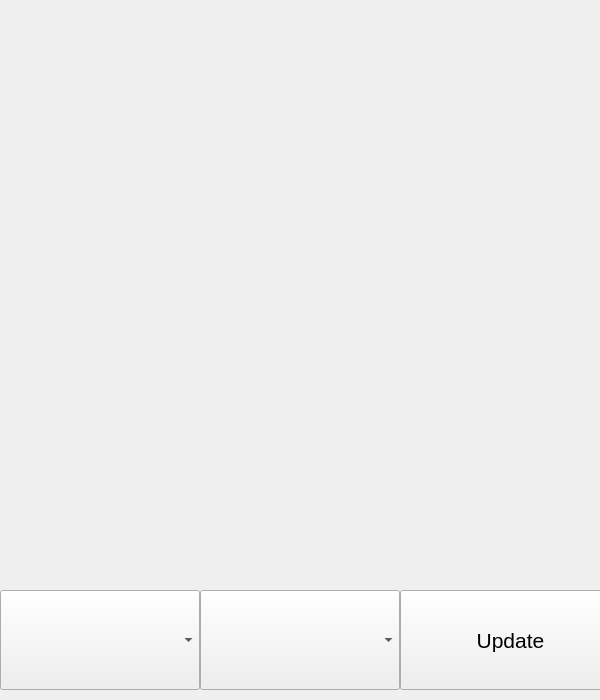
Above: graph.ui from AndrewAbramow/Q5-temperature-controller before the change. Below: the same form after it.
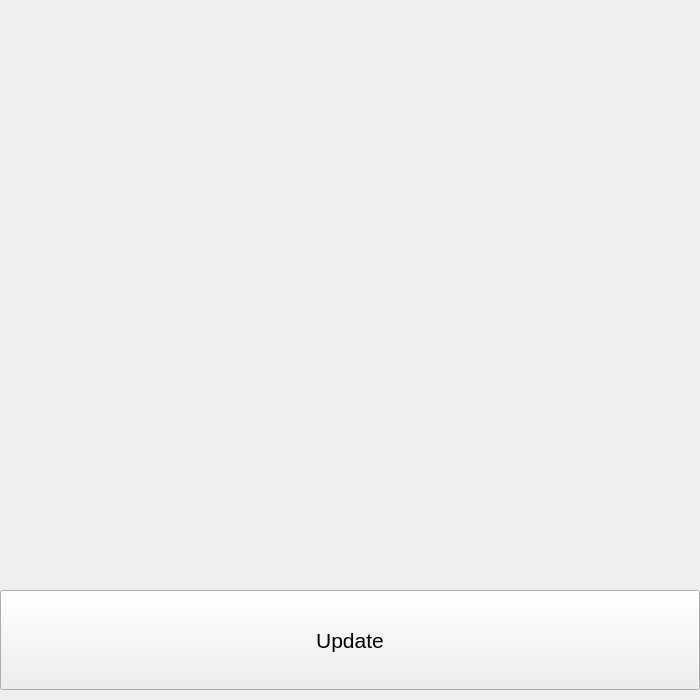
That is the form after the change.

Commit message: combo box replaced with a spin box

The edit to the form file:
```diff
--- a/graph.ui
+++ b/graph.ui
@@ -6,7 +6,7 @@
    <rect>
     <x>0</x>
     <y>0</y>
-    <width>600</width>
+    <width>700</width>
     <height>700</height>
    </rect>
   </property>
@@ -19,37 +19,17 @@
      <x>0</x>
      <y>0</y>
      <width>700</width>
-     <height>591</height>
+     <height>500</height>
     </rect>
    </property>
    <layout class="QHBoxLayout" name="horizontalLayout"/>
   </widget>
-  <widget class="QComboBox" name="comboBox">
-   <property name="geometry">
-    <rect>
-     <x>0</x>
-     <y>590</y>
-     <width>200</width>
-     <height>100</height>
-    </rect>
-   </property>
-  </widget>
-  <widget class="QComboBox" name="comboBox_2">
-   <property name="geometry">
-    <rect>
-     <x>200</x>
-     <y>590</y>
-     <width>200</width>
-     <height>100</height>
-    </rect>
-   </property>
-  </widget>
   <widget class="QPushButton" name="update">
    <property name="geometry">
     <rect>
-     <x>400</x>
+     <x>0</x>
      <y>590</y>
-     <width>221</width>
+     <width>700</width>
      <height>100</height>
     </rect>
    </property>
```
The commit also changes 7 other files.
